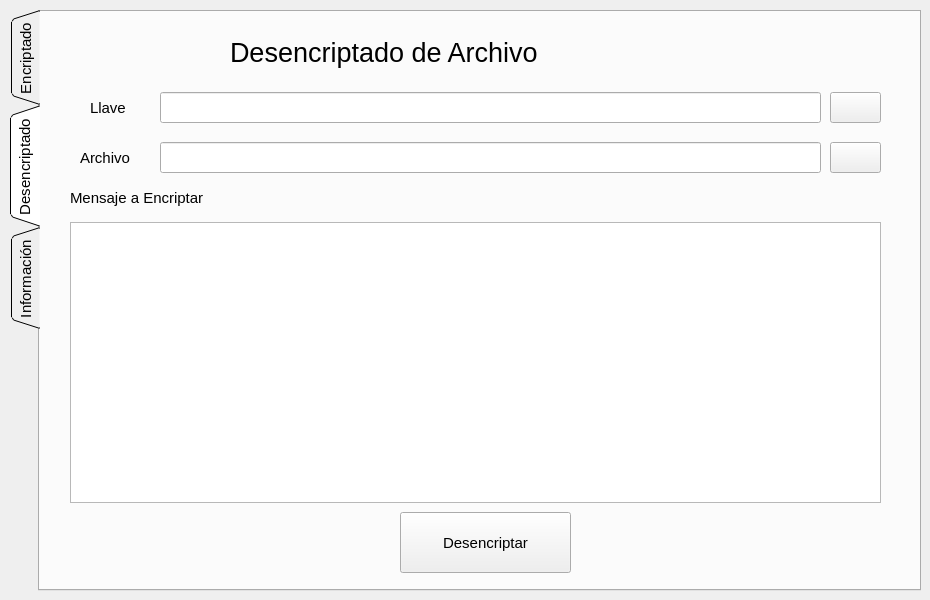
Before: the Qt Designer form frmCryptoRSA.ui in pablosao/MM2015-Python-RSA-Encrypt-Decrypt, drawn with Qt 5.
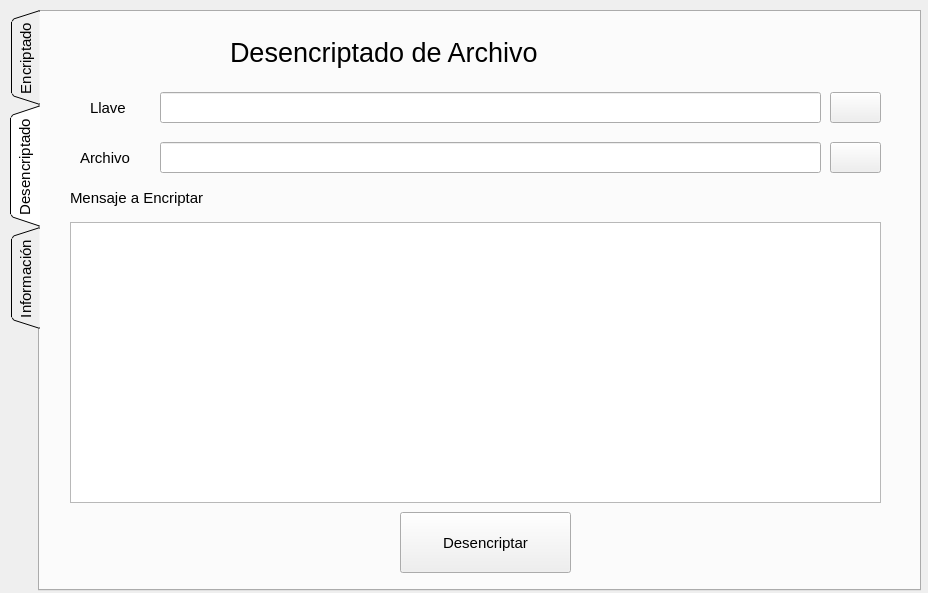
After: the same form once the commit is applied. The open tabs and pages were chosen to show the change. Icons and pictures are not drawn.

Commit message: se compone problema de cambio de resolución de pantallas

Diff of the .ui file:
```diff
--- a/frmCryptoRSA.ui
+++ b/frmCryptoRSA.ui
@@ -10,8 +10,8 @@
    <rect>
     <x>0</x>
     <y>0</y>
-    <width>930</width>
-    <height>600</height>
+    <width>928</width>
+    <height>593</height>
    </rect>
   </property>
   <property name="sizePolicy">
@@ -22,8 +22,14 @@
   </property>
   <property name="minimumSize">
    <size>
-    <width>700</width>
-    <height>480</height>
+    <width>928</width>
+    <height>593</height>
+   </size>
+  </property>
+  <property name="maximumSize">
+   <size>
+    <width>928</width>
+    <height>593</height>
    </size>
   </property>
   <property name="windowTitle">
```
Left out of the diff: 2 changed lines with no effect on the pictures. The commit also changes 1 other file.
